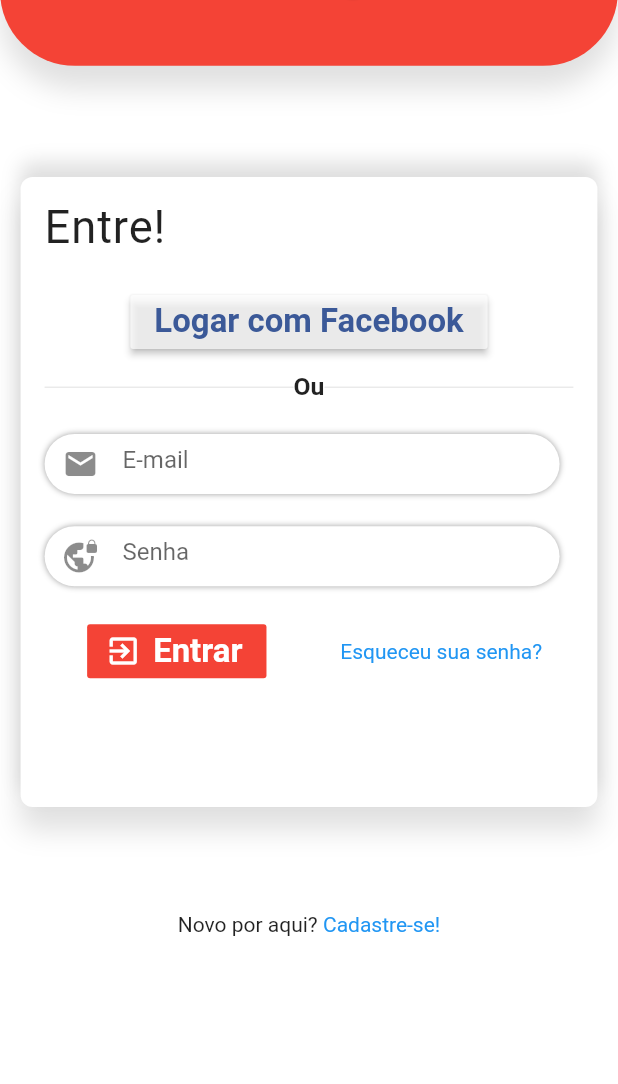
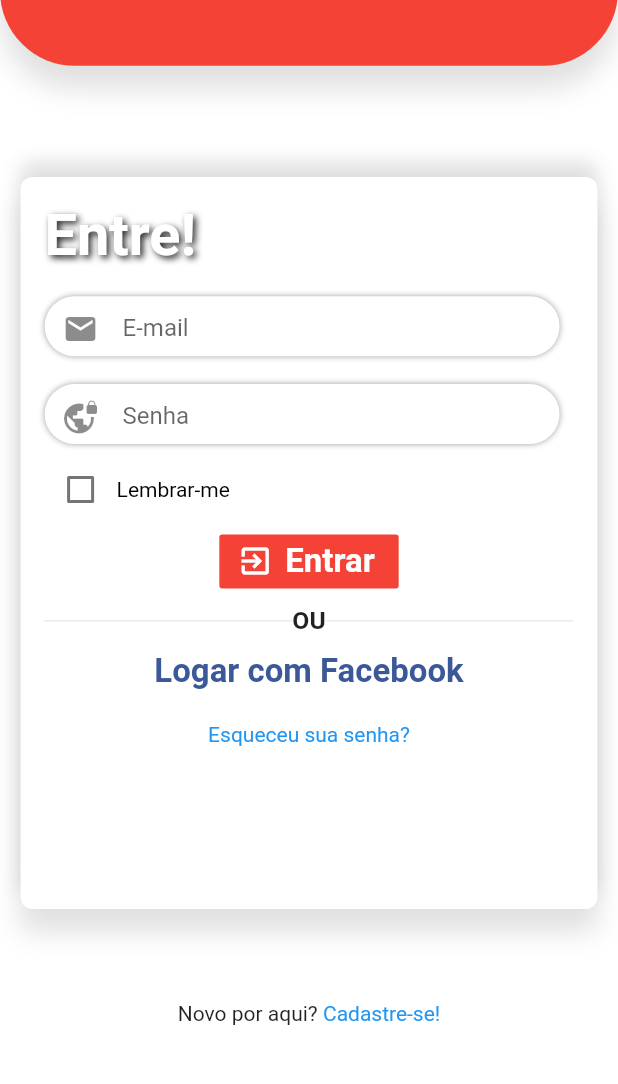
Before and after one commit to felipemelchior/iFridge, a Flutter app: the screen it shows after launch, on a phone screen of 412 x 824 dp, the part 138-1222 px from its top. Run offline on Flutter 3.47's test engine with Material 2 defaults, Android fonts, the phone set to English and light mode, and no system bars; our stand-ins replace flutter_screenutil; Roboto replaces fonts that are missing (Merriweather).

Commit message:
Atualização da ordem de widgets

```diff
--- a/frontend/ifridge/lib/main.dart
+++ b/frontend/ifridge/lib/main.dart
@@ -9,7 +9,7 @@ class MyApp extends StatelessWidget {
       title: 'iFridge',
       debugShowCheckedModeBanner: false,
       theme: ThemeData(
-        primarySwatch: Colors.blue,
+        primarySwatch: Colors.red,
       ),
       home: LoginScreen(),
     );
--- a/frontend/ifridge/lib/screens/new_login_screen.dart
+++ b/frontend/ifridge/lib/screens/new_login_screen.dart
@@ -39,7 +39,11 @@ class _LoginScreenState extends State<LoginScreen> {
                       bottomRight: Radius.circular(50),
                     ),
                   ),
-                  child: Text(
+                  child:
+                  //  CustomPaint(
+                  //   painter: ShapeCurvo(),
+                  // ),
+                  Text(
                     "iFridge",
                     style: TextStyle(
                       fontWeight: FontWeight.bold,
@@ -59,11 +63,11 @@ class _LoginScreenState extends State<LoginScreen> {
                   height: ScreenUtil.getInstance().setHeight(120),
                 ),
                 LoginFormCard(),
+                SizedBox(
+                  height: ScreenUtil.getInstance().setHeight(100),
+                ),
                 Padding(
-                  padding: EdgeInsets.only(
-                    top: 70,
-                    bottom: 35,
-                  ),
+                  padding: EdgeInsets.only(bottom: 35),
                   child: Row(
                     mainAxisAlignment: MainAxisAlignment.center,
                     children: <Widget>[
@@ -94,3 +98,29 @@ class _LoginScreenState extends State<LoginScreen> {
     );
   }
 }
+
+class ShapeCurvo extends CustomPainter{
+  @override
+  void paint(Canvas canvas, Size size) {
+    var paint = Paint();
+    paint.color = Colors.green[800];
+    paint.style = PaintingStyle.fill;
+
+    var path = Path();
+
+    path.moveTo(0, size.height * 0.9167);
+    path.quadraticBezierTo(size.width * 0.25, size.height * 0.875,
+        size.width * 0.5, size.height * 0.9167);
+    path.quadraticBezierTo(size.width * 0.75, size.height * 0.9584,
+        size.width * 1.0, size.height * 0.9167);
+    path.lineTo(size.width, size.height);
+    path.lineTo(0, size.height);
+
+    canvas.drawPath(path, paint);
+  }
+
+  @override
+  bool shouldRepaint(CustomPainter oldDelegate) {
+    return true;
+  }
+}
--- a/frontend/ifridge/lib/widgets/login_form_card.dart
+++ b/frontend/ifridge/lib/widgets/login_form_card.dart
@@ -1,12 +1,18 @@
 import 'package:flutter/material.dart';
 import 'package:flutter_screenutil/flutter_screenutil.dart';
 
-class LoginFormCard extends StatelessWidget {
+class LoginFormCard extends StatefulWidget {
+  @override
+  _LoginFormCardState createState() => _LoginFormCardState();
+}
+
+class _LoginFormCardState extends State<LoginFormCard> {
+  bool _rememberMeFlag = false;
   @override
   Widget build(BuildContext context) {
-    return new Container(
+    return Container(
       width: ScreenUtil.getInstance().setWidth(700),
-      height: ScreenUtil.getInstance().setHeight(680),
+      height: ScreenUtil.getInstance().setHeight(790),
       decoration: BoxDecoration(
         color: Colors.white,
         borderRadius: BorderRadius.circular(8.0),
@@ -26,55 +32,23 @@ class LoginFormCard extends StatelessWidget {
         child: Column(
           crossAxisAlignment: CrossAxisAlignment.start,
           children: <Widget>[
-            Text("Entre!",
-                textAlign: TextAlign.center,
-                style: TextStyle(
-                    fontSize: ScreenUtil.getInstance().setSp(55),
-                    fontFamily: "Merriweather",
-                    letterSpacing: .6)),
-            SizedBox(
-              height: ScreenUtil.getInstance().setHeight(35),
-            ),
-            Container(
-              decoration: BoxDecoration(borderRadius: BorderRadius.circular(4)),
-              padding: EdgeInsets.only(
-                bottom: 10,
-              ),
-              alignment: Alignment.center,
-              child: RaisedButton(
-                color: Colors.white70,
-                child: Text(
-                  "Logar com Facebook",
+            Text(
+              "Entre!",
               style: TextStyle(
                 fontWeight: FontWeight.bold,
+                fontSize: ScreenUtil.getInstance().setSp(70),
                 fontFamily: "Merriweather",
-                    fontSize: ScreenUtil.getInstance().setSp(40),
-                    color: Color(0xFF3b5998),
+                color: Colors.white,
+                shadows: [
+                  Shadow(
+                      blurRadius: 6,
+                      color: Colors.black87,
+                      offset: Offset(2, 2)),
+                ],
               ),
             ),
-                onPressed: () {},
-              ),
-            ),
-            Row(
-              children: <Widget>[
-                Expanded(
-                  child: Divider(),
-                ),
-                Text(
-                  "Ou",
-                  style: TextStyle(
-                    fontWeight: FontWeight.bold,
-                    fontSize: ScreenUtil.getInstance().setSp(30),
-                    fontFamily: "Merriweather",
-                  ),
-                ),
-                Expanded(
-                  child: Divider(),
-                ),
-              ],
-            ),
             SizedBox(
-              height: ScreenUtil.getInstance().setHeight(35),
+              height: ScreenUtil.getInstance().setHeight(30),
             ),
             Container(
               width: MediaQuery.of(context).size.width / 1.2,
@@ -83,7 +57,6 @@ class LoginFormCard extends StatelessWidget {
                 left: 12,
                 top: 4,
                 right: 12,
-                bottom: 4,
               ),
               alignment: Alignment.center,
               decoration: BoxDecoration(
@@ -112,7 +85,7 @@ class LoginFormCard extends StatelessWidget {
               ),
             ),
             SizedBox(
-              height: ScreenUtil.getInstance().setHeight(35),
+              height: ScreenUtil.getInstance().setHeight(30),
             ),
             Container(
               width: MediaQuery.of(context).size.width / 1.2,
@@ -121,7 +94,6 @@ class LoginFormCard extends StatelessWidget {
                 left: 12,
                 top: 4,
                 right: 12,
-                bottom: 4,
               ),
               decoration: BoxDecoration(
                   borderRadius: BorderRadius.all(
@@ -151,17 +123,29 @@ class LoginFormCard extends StatelessWidget {
               ),
             ),
             SizedBox(
-              height: ScreenUtil.getInstance().setHeight(35),
+              height: ScreenUtil.getInstance().setHeight(10),
             ),
-            Row(
+            GestureDetector(
+              child: Row(
                 children: <Widget>[
-                Expanded(
-                  child: Container(
-                    height: ScreenUtil.getInstance().setHeight(70),
+                  Checkbox(
+                    value: _rememberMeFlag,
+                    onChanged: (value) => setState(() {
+                      _rememberMeFlag = !_rememberMeFlag;
+                    }),
+                  ),
+                  Text(
+                    "Lembrar-me",
+                    style: TextStyle(color: Colors.black),
+                  )
+                ],
+              ),
+              onTap: () => setState(() {
+                _rememberMeFlag = !_rememberMeFlag;
+              }),
+            ),
+            Container(
               alignment: Alignment.center,
-                    decoration: BoxDecoration(
-                      borderRadius: BorderRadius.circular(8),
-                    ),
               child: FlatButton.icon(
                 color: Colors.red,
                 icon: Icon(
@@ -180,11 +164,48 @@ class LoginFormCard extends StatelessWidget {
                 onPressed: () {},
               ),
             ),
+            SizedBox(
+              height: ScreenUtil.getInstance().setHeight(10),
             ),
-                SizedBox(
-                  height: ScreenUtil.getInstance().setHeight(35),
+            Row(
+              children: <Widget>[
+                Expanded(
+                  child: Divider(),
+                ),
+                Text(
+                  "OU",
+                  style: TextStyle(
+                    fontWeight: FontWeight.bold,
+                    fontSize: ScreenUtil.getInstance().setSp(30),
+                    fontFamily: "Merriweather",
+                  ),
                 ),
                 Expanded(
+                  child: Divider(),
+                ),
+              ],
+            ),
+            Container(
+              decoration: BoxDecoration(borderRadius: BorderRadius.circular(4)),
+              padding: EdgeInsets.only(
+                bottom: 10,
+              ),
+              alignment: Alignment.center,
+              child: FlatButton(
+                color: Colors.white,
+                child: Text(
+                  "Logar com Facebook",
+                  style: TextStyle(
+                    fontWeight: FontWeight.bold,
+                    fontFamily: "Merriweather",
+                    fontSize: ScreenUtil.getInstance().setSp(40),
+                    color: Color(0xFF3b5998),
+                  ),
+                ),
+                onPressed: () {},
+              ),
+            ),
+            Center(
               child: InkWell(
                 onTap: () {},
                 child: Text(
@@ -197,7 +218,8 @@ class LoginFormCard extends StatelessWidget {
                 ),
               ),
             ),
-              ],
+            SizedBox(
+              height: ScreenUtil.getInstance().setHeight(30),
             ),
           ],
         ),
```
Lines whose indentation alone changed are shown as unchanged.
